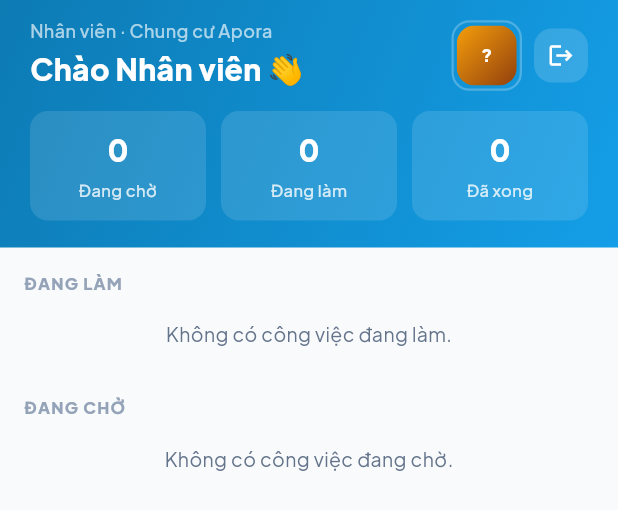
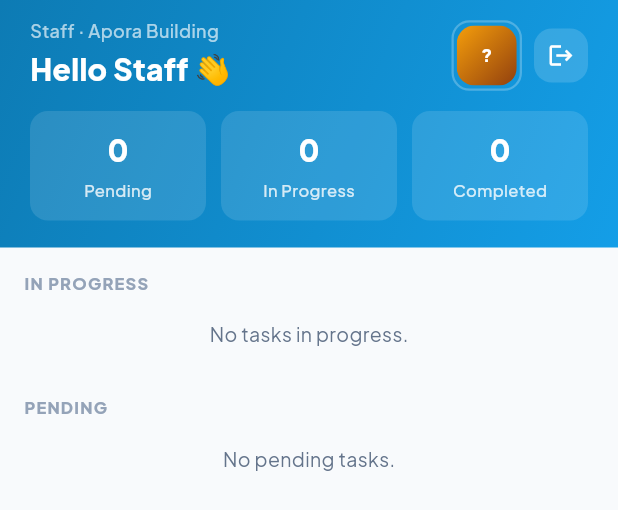
Before and after one commit to hygef-v4/apora, a Flutter app: the StaffHomeTab widget shown alone on an empty page, opened directly, on a phone screen of 412 x 824 dp. Shown: the top 510 px of the screen. Run offline on Flutter 3.47's test engine with Material 3 defaults, Android fonts, the phone set to English and light mode, and no system bars; our stand-ins replace dio, firebase_auth, firebase_core, firebase_messaging, flutter_dotenv, flutter_image_compress and 10 more; missing offline and left inert: pusher_channels_flutter; accounts and stored records are empty; network calls fail.

Commit message:
ui: Translate mobile UI strings to English
Translate Vietnamese UI text to English across 6 mobile screens: task board (role labels, status badges, button texts), workspace selection, roommate management, ticket details, and audit action labels. Changes include menu labels, tooltips, error messages, and status indicators throughout the staff, resident, and management workspaces.

```diff
--- a/mobile/lib/features/home/screens/task_board_screen.dart
+++ b/mobile/lib/features/home/screens/task_board_screen.dart
@@ -87,7 +87,7 @@ class _StaffHomeTabState extends ConsumerState<StaffHomeTab> {
   String _getFloorOf(String unit) {
     final digits = RegExp(r'\d+').stringMatch(unit) ?? '';
     if (digits.length >= 3) {
-      return 'Tầng ${digits[0]}';
+      return 'Floor ${digits[0]}';
     }
     return '';
   }
@@ -99,10 +99,10 @@ class _StaffHomeTabState extends ConsumerState<StaffHomeTab> {
   }
 
   String _getRoleLabel(List<String> roles) {
-    if (roles.contains('TECHNICIAN')) return 'Kỹ thuật';
-    if (roles.contains('SECURITY_GUARD')) return 'Bảo vệ';
-    if (roles.contains('JANITOR')) return 'Lao công';
-    return 'Nhân viên';
+    if (roles.contains('TECHNICIAN')) return 'Technician';
+    if (roles.contains('SECURITY_GUARD')) return 'Security Guard';
+    if (roles.contains('JANITOR')) return 'Janitor';
+    return 'Staff';
   }
 
   @override
@@ -118,7 +118,7 @@ class _StaffHomeTabState extends ConsumerState<StaffHomeTab> {
     final inProgressTasks = state.tasks.where((t) => t.status == 'IN_PROGRESS').toList();
     final waitingTasks = state.tasks.where((t) => t.status == 'ASSIGNED').toList();
 
-    final firstName = user?.fullName.split(' ').last ?? 'Nhân viên';
+    final firstName = user?.fullName.split(' ').last ?? 'Staff';
     final roleLabel = _getRoleLabel(user?.roles ?? []);
 
     return Column(
@@ -131,7 +131,7 @@ class _StaffHomeTabState extends ConsumerState<StaffHomeTab> {
                   crossAxisAlignment: CrossAxisAlignment.start,
                   children: [
                     Text(
-                      '$roleLabel · Chung cư Apora',
+                      '$roleLabel · Apora Building',
                       style: TextStyle(
                         fontSize: 12,
                         fontWeight: FontWeight.w500,
@@ -140,7 +140,7 @@ class _StaffHomeTabState extends ConsumerState<StaffHomeTab> {
                     ),
                     const SizedBox(height: 3),
                     Text(
-                      'Chào $firstName 👋',
+                      'Hello $firstName 👋',
                       style: const TextStyle(
                         fontSize: 20,
                         fontWeight: FontWeight.w800,
@@ -179,21 +179,21 @@ class _StaffHomeTabState extends ConsumerState<StaffHomeTab> {
               Expanded(
                 child: GestureDetector(
                   onTap: () => ref.read(staffTabProvider.notifier).setTab(1, filter: 'ASSIGNED'),
-                  child: _buildStatBox('Đang chờ', waitingCount),
+                  child: _buildStatBox('Pending', waitingCount),
                 ),
               ),
               const SizedBox(width: 10),
               Expanded(
                 child: GestureDetector(
                   onTap: () => ref.read(staffTabProvider.notifier).setTab(1, filter: 'IN_PROGRESS'),
-                  child: _buildStatBox('Đang làm', processingCount),
+                  child: _buildStatBox('In Progress', processingCount),
                 ),
               ),
               const SizedBox(width: 10),
               Expanded(
                 child: GestureDetector(
                   onTap: () => ref.read(staffTabProvider.notifier).setTab(1, filter: 'COMPLETED'),
-                  child: _buildStatBox('Đã xong', completedCount),
+                  child: _buildStatBox('Completed', completedCount),
                 ),
               ),
             ],
@@ -201,7 +201,7 @@ class _StaffHomeTabState extends ConsumerState<StaffHomeTab> {
           actions: [
             HeaderIconButton(
               icon: Icons.logout,
-              tooltip: 'Đăng xuất',
+              tooltip: 'Logout',
               onTap: () => confirmAndLogout(context, ref),
             ),
           ],
@@ -216,7 +216,7 @@ class _StaffHomeTabState extends ConsumerState<StaffHomeTab> {
                 const Padding(
                   padding: EdgeInsets.symmetric(vertical: 16),
                   child: Text(
-                    'ĐANG LÀM',
+                    'IN PROGRESS',
                     style: TextStyle(
                       fontSize: 11,
                       fontWeight: FontWeight.w800,
@@ -230,7 +230,7 @@ class _StaffHomeTabState extends ConsumerState<StaffHomeTab> {
                     padding: EdgeInsets.only(bottom: 16),
                     child: Center(
                       child: Text(
-                        'Không có công việc đang làm.',
+                        'No tasks in progress.',
                         style: TextStyle(
                           color: AppColors.textSecondary,
                           fontSize: 13,
@@ -244,7 +244,7 @@ class _StaffHomeTabState extends ConsumerState<StaffHomeTab> {
                 const Padding(
                   padding: EdgeInsets.symmetric(vertical: 16),
                   child: Text(
-                    'ĐANG CHỜ',
+                    'PENDING',
                     style: TextStyle(
                       fontSize: 11,
                       fontWeight: FontWeight.w800,
@@ -258,7 +258,7 @@ class _StaffHomeTabState extends ConsumerState<StaffHomeTab> {
                     padding: EdgeInsets.only(bottom: 16),
                     child: Center(
                       child: Text(
-                        'Không có công việc đang chờ.',
+                        'No pending tasks.',
                         style: TextStyle(
                           color: AppColors.textSecondary,
                           fontSize: 13,
@@ -326,7 +326,7 @@ class _StaffHomeTabState extends ConsumerState<StaffHomeTab> {
               children: [
                 Expanded(
                   child: Text(
-                    'Phòng ${t.unitNumber} · ${_getFloorOf(t.unitNumber)}',
+                    'Unit ${t.unitNumber} · ${_getFloorOf(t.unitNumber)}',
                     style: const TextStyle(
                       fontSize: 13,
                       fontWeight: FontWeight.bold,
@@ -335,7 +335,7 @@ class _StaffHomeTabState extends ConsumerState<StaffHomeTab> {
                   ),
                 ),
                 StatusBadge(
-                  text: isAssigned ? 'Đang chờ' : 'Đang làm',
+                  text: isAssigned ? 'Pending' : 'In Progress',
                   color: isAssigned ? AppColors.primary : AppColors.warning,
                   backgroundColor: isAssigned ? AppColors.infoBg : AppColors.warningBg,
                 ),
@@ -368,12 +368,12 @@ class _StaffHomeTabState extends ConsumerState<StaffHomeTab> {
                 const Icon(Icons.schedule, size: 13, color: AppColors.textTertiary),
                 const SizedBox(width: 4),
                 Text(
-                  'Giao ngày ${_formatDate(t.assignedAt)}',
+                  'Assigned date: ${_formatDate(t.assignedAt)}',
                   style: const TextStyle(fontSize: 11, color: AppColors.textSecondary),
                 ),
                 const Spacer(),
                 Text(
-                  'Giao bởi: ${t.assignedByName}',
+                  'Assigned by: ${t.assignedByName}',
                   style: const TextStyle(fontSize: 11, color: AppColors.textSecondary),
                 ),
               ],
@@ -394,7 +394,7 @@ class _StaffHomeTabState extends ConsumerState<StaffHomeTab> {
                         } catch (e) {
                           if (!mounted) return;
                           ScaffoldMessenger.of(context).showSnackBar(
-                            SnackBar(content: Text('Lỗi: $e')),
+                            SnackBar(content: Text('Error: $e')),
                           );
                         }
                       },
@@ -409,7 +409,7 @@ class _StaffHomeTabState extends ConsumerState<StaffHomeTab> {
                         padding: const EdgeInsets.symmetric(vertical: 12),
                       ),
                       child: const Text(
-                        'Bắt đầu',
+                        'Start',
                         style: TextStyle(
                           fontSize: 14,
                           fontWeight: FontWeight.bold,
@@ -435,7 +435,7 @@ class _StaffHomeTabState extends ConsumerState<StaffHomeTab> {
                         padding: const EdgeInsets.symmetric(vertical: 12),
                       ),
                       child: const Text(
-                        'Hoàn thành',
+                        'Complete',
                         style: TextStyle(
                           fontSize: 14,
                           fontWeight: FontWeight.bold,
@@ -465,7 +465,7 @@ class _StaffHomeTabState extends ConsumerState<StaffHomeTab> {
                     padding: const EdgeInsets.symmetric(vertical: 12),
                   ),
                   child: const Text(
-                    'Hoàn thành',
+                    'Complete',
                     style: TextStyle(
                       fontSize: 14,
                       fontWeight: FontWeight.bold,
@@ -492,8 +492,8 @@ class StaffTasksTab extends StatelessWidget {
       body: Column(
         children: [
           GradientHeader(
-            title: 'Công việc',
-            subtitle: 'Danh sách công việc được giao',
+            title: 'Tasks',
+            subtitle: 'Assigned task list',
           ),
           Expanded(child: TaskListBody()),
         ],
--- a/mobile/lib/features/home/screens/workspace_select_screen.dart
+++ b/mobile/lib/features/home/screens/workspace_select_screen.dart
@@ -23,12 +23,12 @@ class WorkspaceSelectScreen extends ConsumerWidget {
       body: Column(
         children: [
           GradientHeader(
-            title: 'Chọn không gian làm việc',
-            subtitle: 'Tài khoản của bạn có nhiều vai trò',
+            title: 'Select Workspace',
+            subtitle: 'Your account has multiple roles',
             actions: [
               HeaderIconButton(
                 icon: Icons.logout,
-                tooltip: 'Đăng xuất',
+                tooltip: 'Logout',
                 onTap: () => confirmAndLogout(context, ref),
               ),
             ],
@@ -42,8 +42,8 @@ class WorkspaceSelectScreen extends ConsumerWidget {
                     icon: Icons.dashboard,
                     iconBg: AppColors.infoBg,
                     iconColor: AppColors.primary,
-                    title: 'Quản lý tòa nhà',
-                    subtitle: 'Dashboard, căn hộ, nhân sự',
+                    title: 'Building Management',
+                    subtitle: 'Dashboard, apartments, staff',
                     onTap: () => context.go(AppRoutes.dashboard),
                   ),
                 if (user?.isResident ?? false)
@@ -51,8 +51,8 @@ class WorkspaceSelectScreen extends ConsumerWidget {
                     icon: Icons.home,
                     iconBg: AppColors.successBg,
                     iconColor: AppColors.success,
-                    title: 'Cư dân',
-                    subtitle: 'Hóa đơn, sự cố, bảng tin',
+                    title: 'Resident',
+                    subtitle: 'Bills, issues, announcements',
                     onTap: () => context.go(AppRoutes.residentHome),
                   ),
                 if (user?.isStaff ?? false)
@@ -60,8 +60,8 @@ class WorkspaceSelectScreen extends ConsumerWidget {
                     icon: Icons.handyman,
                     iconBg: AppColors.warningBg,
                     iconColor: AppColors.warning,
-                    title: 'Nhân viên vận hành',
-                    subtitle: 'Công việc được giao',
+                    title: 'Operations Staff',
+                    subtitle: 'Assigned tasks',
                     onTap: () => context.go(AppRoutes.tasks),
                   ),
               ],
--- a/mobile/lib/features/management/models/manager_detail.dart
+++ b/mobile/lib/features/management/models/manager_detail.dart
@@ -37,25 +37,25 @@ class ManagementHistoryItem {
   }
 }
 
-/// Returns a human-readable Vietnamese label for an audit action code.
+/// Returns a human-readable English label for an audit action code.
 String actionLabel(String action) {
   switch (action) {
     case 'STAFF_CREATE':
-      return 'Tạo tài khoản nhân viên';
+      return 'Created staff account';
     case 'STAFF_UPDATE':
-      return 'Cập nhật hồ sơ nhân viên';
+      return 'Updated staff profile';
     case 'STAFF_DEACTIVATE':
-      return 'Vô hiệu hóa nhân viên';
+      return 'Deactivated staff account';
     case 'STAFF_RESET_PASSWORD':
-      return 'Đặt lại mật khẩu nhân viên';
+      return 'Reset staff password';
     case 'MANAGER_CREATE':
-      return 'Tạo tài khoản quản lý';
+      return 'Created manager account';
     case 'MANAGER_UPDATE':
-      return 'Cập nhật hồ sơ quản lý';
+      return 'Updated manager profile';
     case 'MANAGER_DEACTIVATE':
-      return 'Vô hiệu hóa quản lý';
+      return 'Deactivated manager account';
     case 'PROFILE_PHONE_CHANGE':
-      return 'Đổi số điện thoại';
+      return 'Changed phone number';
     default:
       return action;
   }
--- a/mobile/lib/features/roommate/screens/roommate_list_screen.dart
+++ b/mobile/lib/features/roommate/screens/roommate_list_screen.dart
@@ -46,7 +46,7 @@ class _RoommateListScreenState extends ConsumerState<RoommateListScreen> {
             actions: [
               HeaderIconButton(
                 icon: Icons.refresh,
-                tooltip: 'Làm mới',
+                tooltip: 'Refresh',
                 onTap: () =>
                     ref.read(roommateProvider.notifier).fetchRoommates(),
               ),
@@ -308,7 +308,7 @@ class _RoommateListScreenState extends ConsumerState<RoommateListScreen> {
                                         const SizedBox(height: 3),
                                         Text(
                                           roommate.phoneNumber ??
-                                              'Không có SĐT',
+                                              'No phone number',
                                           style: const TextStyle(
                                             fontSize: 12,
                                             color: AppColors.textSecondary,
@@ -367,7 +367,7 @@ class _RoommateListScreenState extends ConsumerState<RoommateListScreen> {
                                     const SizedBox(width: 6),
                                     Expanded(
                                       child: Text(
-                                        'Lý do từ chối: ${roommate.rejectionReason ?? "Yêu cầu bị mờ hoặc thông tin không trùng khớp."}',
+                                        'Rejection reason: ${roommate.rejectionReason ?? "Request blurry or details mismatch."}',
                                         style: const TextStyle(
                                           fontSize: 11,
                                           color: AppColors.error,
--- a/mobile/lib/features/ticket/screens/ticket_detail_screen.dart
+++ b/mobile/lib/features/ticket/screens/ticket_detail_screen.dart
@@ -292,7 +292,7 @@ class _TicketDetailScreenState extends ConsumerState<TicketDetailScreen> {
               ),
               _InfoRow(
                 icon: Icons.phone_outlined,
-                label: 'SĐT',
+                label: 'Phone',
                 value: ticket.residentPhone,
               ),
             ],
@@ -315,7 +315,7 @@ class _TicketDetailScreenState extends ConsumerState<TicketDetailScreen> {
                 ),
                 _InfoRow(
                   icon: Icons.phone_outlined,
-                  label: 'SĐT',
+                  label: 'Phone',
                   value: ticket.assignedTask!.assigneePhone ?? '—',
                 ),
               ],
```
Also changed, not shown: mobile/lib/features/roommate/screens/roommate_register_screen.dart (+4 -4 lines).
